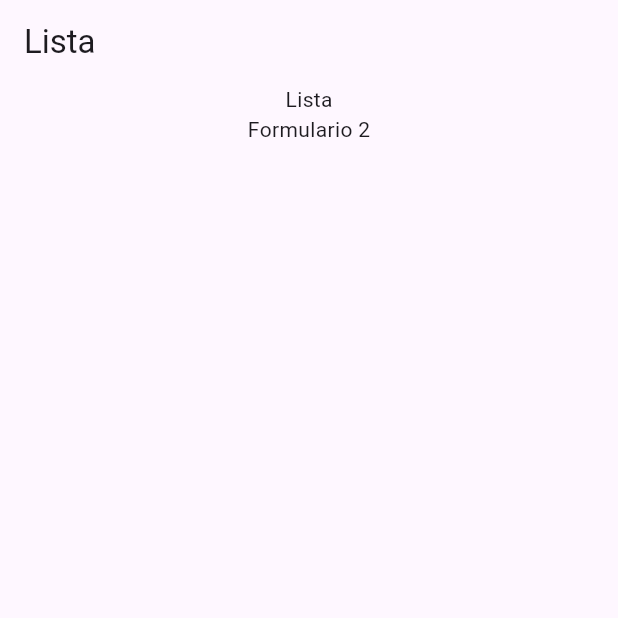
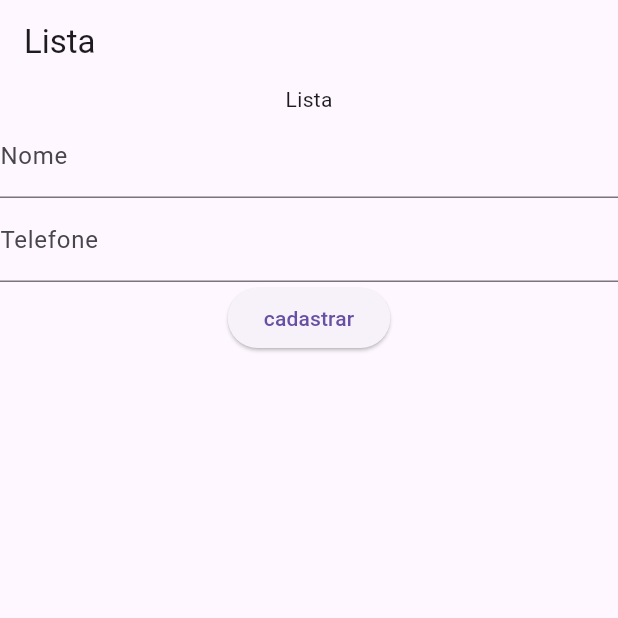
Before and after one commit to mbala-sadraue/flutter-estudos, a Flutter app: the screen it shows after launch, on a phone screen of 412 x 824 dp, the top half of it. Run offline on Flutter 3.47's test engine with Material 3 defaults, Android fonts, the phone set to English and light mode, and no system bars.

Commit message:
criar formularios

```diff
--- a/database/lib/main.dart
+++ b/database/lib/main.dart
@@ -30,10 +30,10 @@ class HomePage extends StatelessWidget{
       appBar: AppBar(
         title: Text(title),
       ),
-      body: const Center(
+      body:  Center(
         child: Column(
           children: [
-            Text("Lista"),
+            const Text("Lista"),
             Formulario()
           ],
         ),
--- a/database/lib/ui/componentes/form.dart
+++ b/database/lib/ui/componentes/form.dart
@@ -1,15 +1,35 @@
 import 'package:flutter/material.dart';
 
-class Formulario extends StatelessWidget{
+class Formulario extends StatelessWidget {
+ Formulario({super.key});
 
-  const Formulario({super.key});
 
-  Widget build(BuildContext context ){
+  final  TextEditingController nomeController = TextEditingController();
+  final TextEditingController telefoneController = TextEditingController();
 
-    return Container(
-      child: Text("Formulario 2"),
+  @override
+  Widget build(BuildContext context) {
+    return Column(
+      children: [
+        TextField(
+          decoration: const InputDecoration(
+            label: Text("Nome")
+          ),
+          controller:nomeController ,
+        ),
+         TextField(
+          decoration: const InputDecoration(
+            label: Text("Telefone")
+          ),
+          controller:telefoneController ,
+        ),
+        ElevatedButton(onPressed: () {
+          print("Nome:${nomeController.text}");
+        }, child:  Text("cadastrar"))
+      ],
     );
-
   }
 
+
+
 }
```
